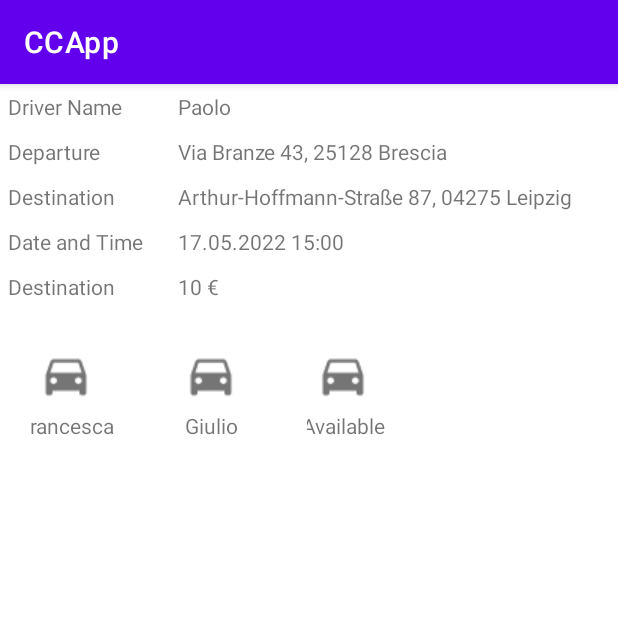
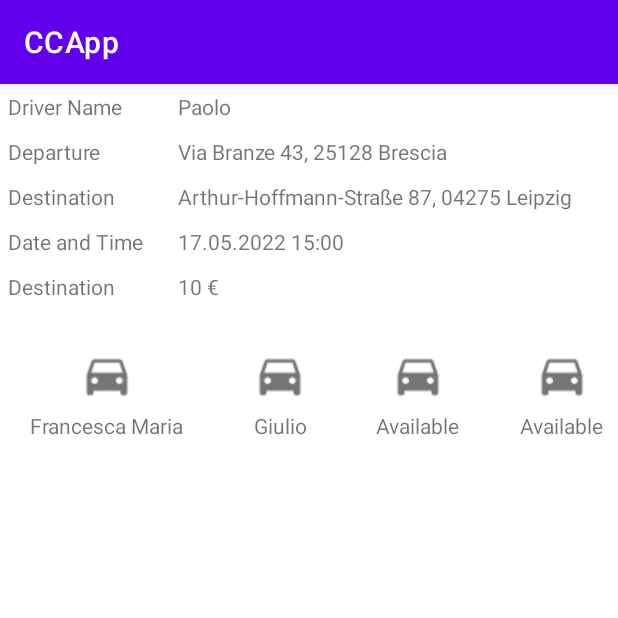
Before and after one commit to FS93/CCApp, an Android app: the screen it shows after launch (RideRecordActivity), on a phone screen of 412 x 824 dp, the top half of it. Run offline under Robolectric (Android 15) with nearby library versions, the phone set to English and light mode, and no system bars.

Commit message:
Centered CheckBox & Text below

```diff
--- a/app/src/main/java/com/example/ccapp/RideRecordActivity.kt
+++ b/app/src/main/java/com/example/ccapp/RideRecordActivity.kt
@@ -16,8 +16,9 @@ class RideRecordActivity : AppCompatActivity() {
         rvPassengers.layoutManager = layoutManager
 
         var PassengerList = mutableListOf<Passenger>(
-            Passenger("Francesca"),
+            Passenger("Francesca Maria"),
             Passenger("Giulio"),
+            Passenger(false),
             Passenger(false)
         )
 
--- a/app/src/main/res/layout/item_passenger_checkbox.xml
+++ b/app/src/main/res/layout/item_passenger_checkbox.xml
@@ -12,11 +12,14 @@
         android:id="@+id/passengerCheckbox"
         android:layout_width="wrap_content"
         android:layout_height="wrap_content"
+        android:button="@drawable/ic_car"
         android:scaleX="1.5"
         android:scaleY="1.5"
-        android:button="@drawable/ic_car"
         app:centerIfNoTextEnabled="true"
-        tools:ignore="MissingConstraints" />
+        app:flow_horizontalBias="0.5"
+        app:layout_constraintEnd_toEndOf="parent"
+        app:layout_constraintStart_toStartOf="parent"
+        app:layout_constraintTop_toTopOf="parent" />
 
     <TextView
         android:id="@+id/passengerName"
```
